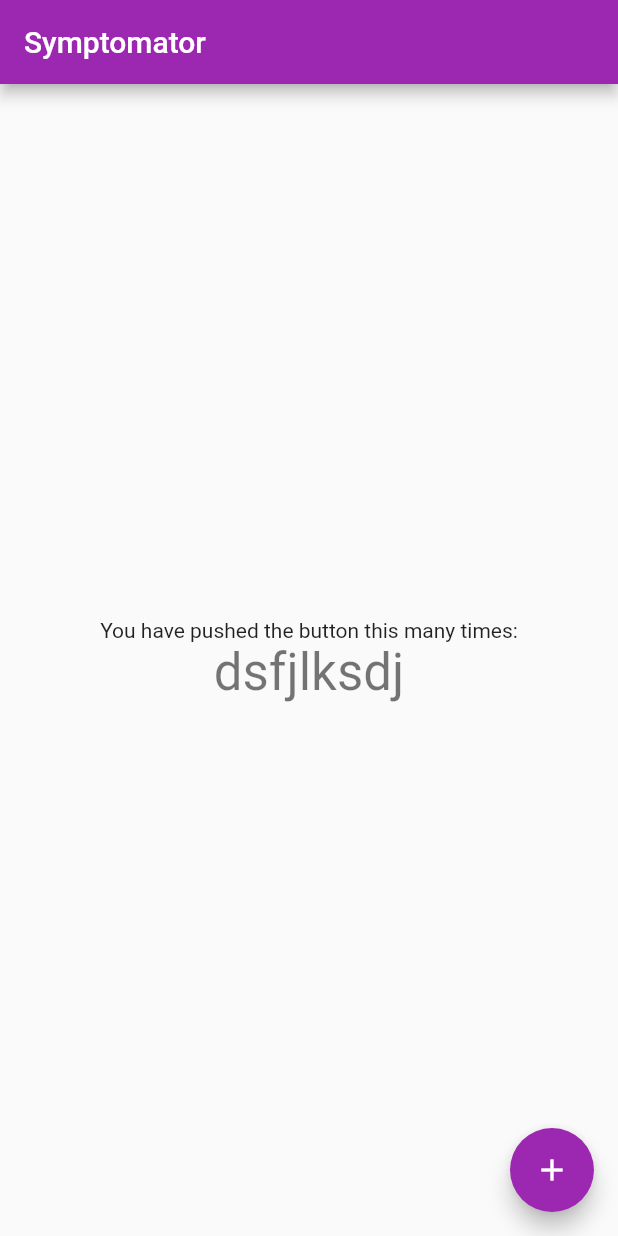
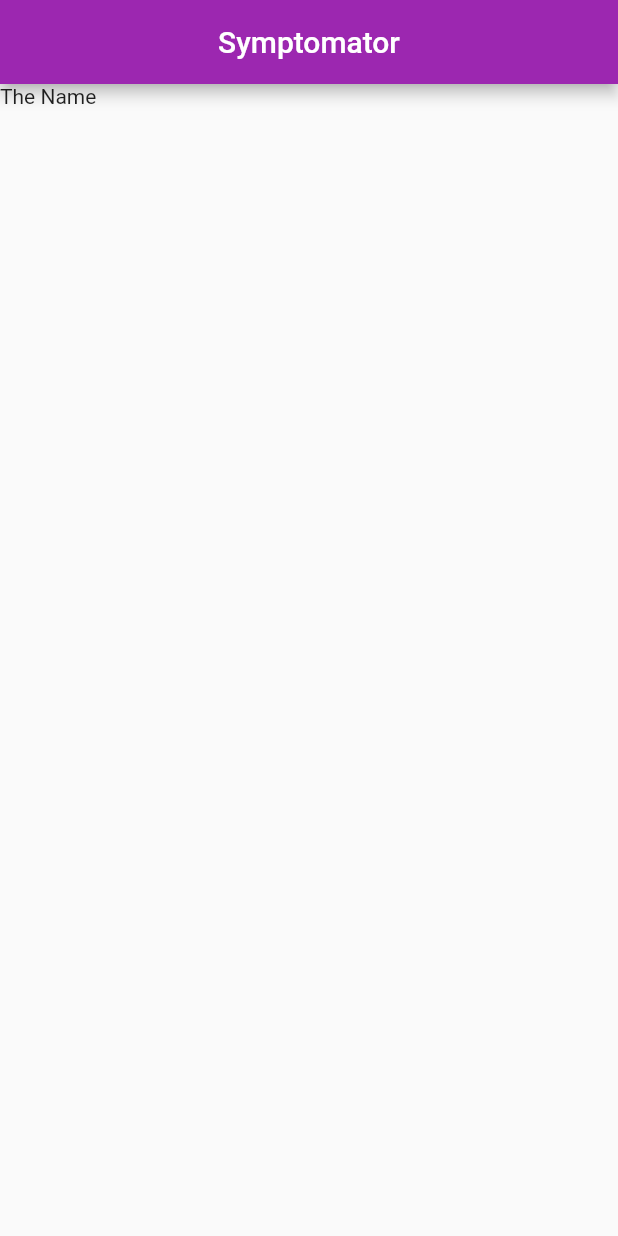
Before and after one commit to Zwennsch/Symptomator, a Flutter app: the screen it shows after launch, on a phone screen of 412 x 824 dp. Run offline on Flutter 3.47's test engine with Material 2 defaults, Android fonts, the phone set to English and light mode, and no system bars.

Commit message:
added main_screen and linting

```diff
--- /dev/null
+++ b/analysis_options.yaml
@@ -0,0 +1 @@
+include: package:lints/recommended.yaml
--- a/lib/main.dart
+++ b/lib/main.dart
@@ -1,4 +1,5 @@
 import 'package:flutter/material.dart';
+import 'package:symptomator/screens/main_screen.dart';
 
 void main() {
   runApp(MyApp());
@@ -12,48 +13,7 @@ class MyApp extends StatelessWidget {
       theme: ThemeData(
         primarySwatch: Colors.purple,
       ),
-      home: MyHomePage(title: 'Symptomator'),
+      home: MainScreen(title: 'Symptomator'),
     );
   }
 }
-
-class MyHomePage extends StatefulWidget {
-  MyHomePage({Key? key, required this.title}) : super(key: key);
-
-  final String title;
-
-  @override
-  _MyHomePageState createState() => _MyHomePageState();
-}
-
-class _MyHomePageState extends State<MyHomePage> {
-
-
-  @override
-  Widget build(BuildContext context) {
-    return Scaffold(
-      appBar: AppBar(
-        title: Text(widget.title),
-      ),
-      body: Center(
-        child: Column(
-          mainAxisAlignment: MainAxisAlignment.center,
-          children: <Widget>[
-            Text(
-              'You have pushed the button this many times:',
-            ),
-            Text(
-              'dsfjlksdj',
-              style: Theme.of(context).textTheme.headline4,
-            ),
-          ],
-        ),
-      ),
-      floatingActionButton: FloatingActionButton(
-        onPressed: ()=> print('pressed'),
-        tooltip: 'Increment',
-        child: Icon(Icons.add),
-      ),
-    );
-  }
-}
--- /dev/null
+++ b/lib/screens/main_screen.dart
@@ -0,0 +1,28 @@
+import 'package:flutter/material.dart';
+
+class MainScreen extends StatefulWidget {
+  const MainScreen({Key? key, required this.title}) : super(key: key);
+  final String title;
+
+  @override
+  _MainScreenState createState() => _MainScreenState();
+}
+
+class _MainScreenState extends State<MainScreen> {
+  @override
+  Widget build(BuildContext context) {
+    return Scaffold(
+      appBar: AppBar(
+        title: Text(widget.title),
+        centerTitle: true,
+      ),
+      body: Column(
+        mainAxisAlignment: MainAxisAlignment.spaceBetween,
+        crossAxisAlignment: CrossAxisAlignment.center,
+        children: [
+          Text('The Name'),
+        ],
+      ),
+    );
+  }
+}
--- a/pubspec.yaml
+++ b/pubspec.yaml
@@ -32,6 +32,7 @@ dependencies:
 dev_dependencies:
   flutter_test:
     sdk: flutter
+  lints: ^1.0.1
 
 # For information on the generic Dart part of this file, see the
 # following page: https://dart.dev/tools/pub/pubspec
```
Also changed, not shown: pubspec.lock, 1 other file.
